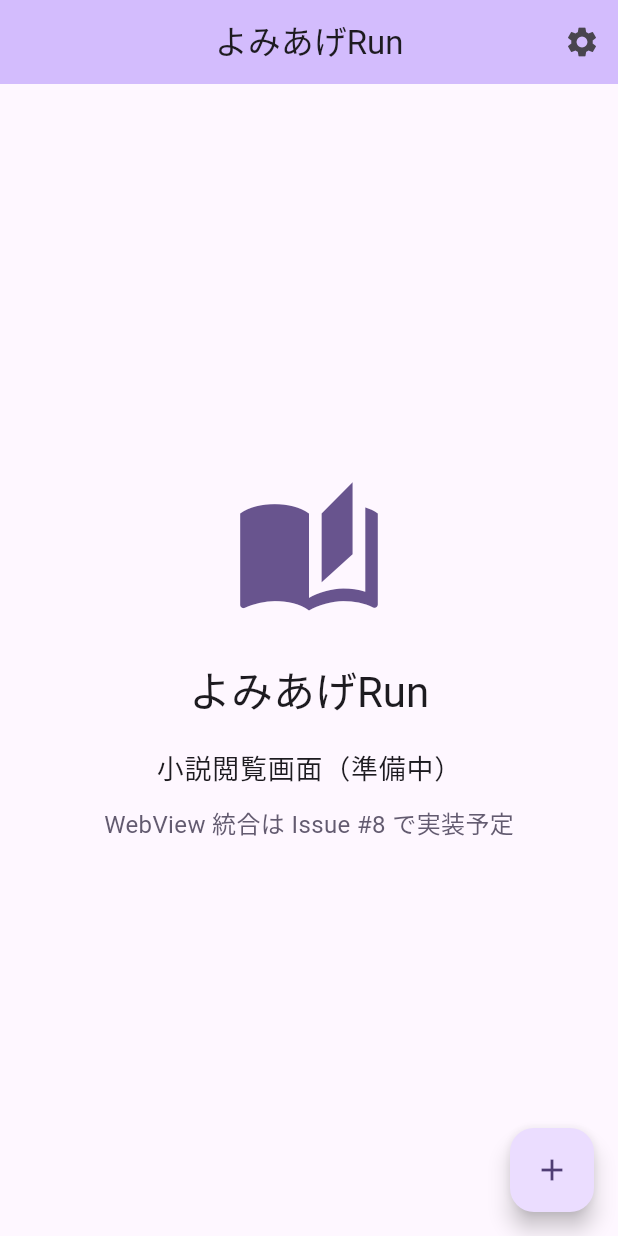
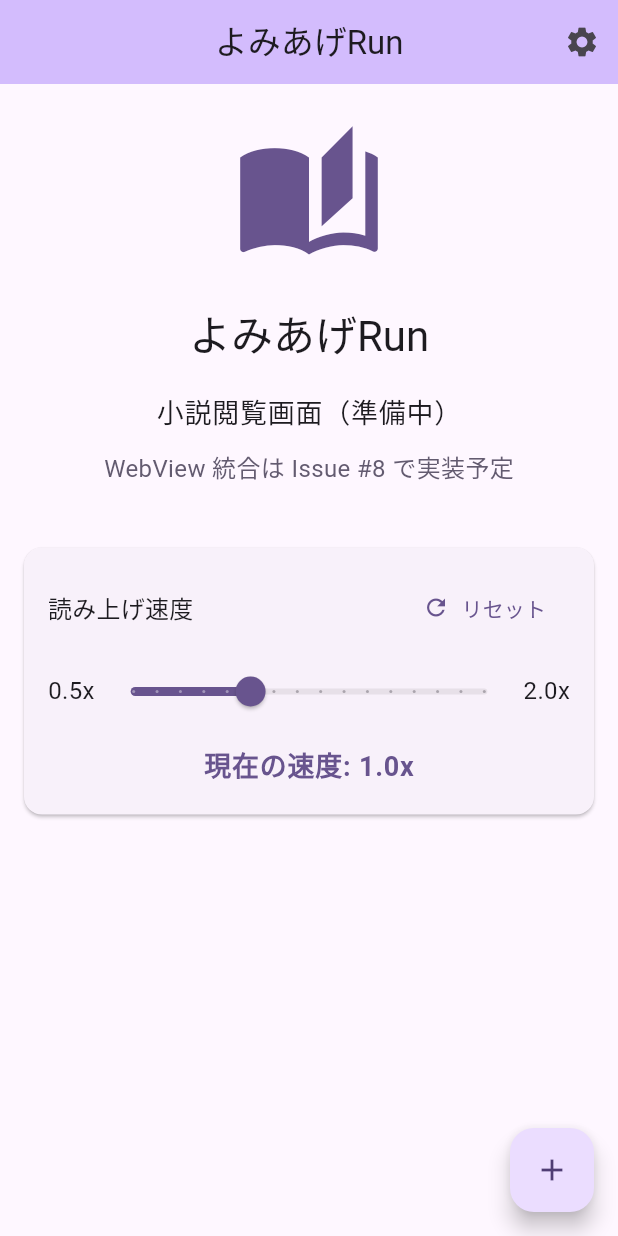
Before and after one commit to claude-desktop-aoisakanana-001/flutter_web_view, a Flutter app: the screen it shows after launch, on a phone screen of 412 x 824 dp. Run offline on Flutter 3.47's test engine with Material 3 defaults, Android fonts, the phone set to English and light mode, and no system bars; our stand-ins replace flutter_riverpod, flutter_tts, freezed_annotation, riverpod_annotation, webview_flutter; generated files the repository leaves out were written again.

Commit message:
feat(tts): Implement speed settings UI (Issue #6)
読み上げ速度を調整する UI を実装しました。

## 実装内容

### SpeedSettingsNotifier (lib/features/tts/presentation/speed_settings_notifier.dart)
- Riverpod StateNotifier で速度設定の状態を管理
- TtsService と連携して速度を反映
- メソッド:
  - setSpeed(double speed): 速度設定（0.5〜2.0）
  - resetSpeed(): 速度を 1.0 にリセット

### SpeedSettings Widget (lib/features/tts/presentation/speed_settings.dart)
- Slider を使用した速度調整 UI
- 0.5倍速 〜 2.0倍速（0.1刻み、15段階）
- 現在の速度をリアルタイム表示
- リセットボタン付き
- Card レイアウトで見やすく配置

### NovelReaderScreen 統合
- SpeedSettings を NovelReaderScreen に追加
- SingleChildScrollView でスクロール可能に
- プレースホルダーコンテンツの下に配置

### ウィジェットテスト (test/features/tts/presentation/speed_settings_test.dart)
- 初期表示テスト
- Slider の存在と設定値の確認
- リセットボタンの表示確認
- Card レイアウトの確認
- カスタム初期値のテスト

## 特徴

- リアルタイム速度調整（Slider を動かすと即座に反映）
- わかりやすい UI（現在の速度を大きく表示）
- ワンタッチリセット機能
- Riverpod による型安全な状態管理

Related: Issue #6

```diff
--- a/lib/features/novel_reader/presentation/novel_reader_screen.dart
+++ b/lib/features/novel_reader/presentation/novel_reader_screen.dart
@@ -1,4 +1,5 @@
 import 'package:flutter/material.dart';
+import 'package:yomiagerun_app/features/tts/presentation/speed_settings.dart';
 
 /// 小説閲覧画面
 ///
@@ -28,9 +29,13 @@ class _NovelReaderScreenState extends State<NovelReaderScreen> {
           ),
         ],
       ),
-      body: Center(
+      body: SingleChildScrollView(
         child: Column(
-          mainAxisAlignment: MainAxisAlignment.center,
+          children: [
+            // プレースホルダーコンテンツ
+            Padding(
+              padding: const EdgeInsets.all(24.0),
+              child: Column(
                 children: [
                   Icon(
                     Icons.auto_stories,
@@ -57,6 +62,12 @@ class _NovelReaderScreenState extends State<NovelReaderScreen> {
                 ],
               ),
             ),
+
+            // 読み上げ速度設定
+            const SpeedSettings(),
+          ],
+        ),
+      ),
       floatingActionButton: FloatingActionButton(
         onPressed: () {
           // TODO: Issue #5 で URL 入力ダイアログを実装
--- /dev/null
+++ b/lib/features/tts/presentation/speed_settings.dart
@@ -0,0 +1,78 @@
+import 'package:flutter/material.dart';
+import 'package:flutter_riverpod/flutter_riverpod.dart';
+import 'package:yomiagerun_app/features/tts/presentation/speed_settings_notifier.dart';
+
+/// 読み上げ速度設定ウィジェット
+///
+/// Slider を使用して読み上げ速度を調整します。
+/// 0.5倍速 〜 2.0倍速の範囲で設定可能。
+class SpeedSettings extends ConsumerWidget {
+  const SpeedSettings({super.key});
+
+  @override
+  Widget build(BuildContext context, WidgetRef ref) {
+    final speed = ref.watch(speedSettingsNotifierProvider);
+
+    return Card(
+      margin: const EdgeInsets.all(16),
+      child: Padding(
+        padding: const EdgeInsets.all(16),
+        child: Column(
+          crossAxisAlignment: CrossAxisAlignment.start,
+          mainAxisSize: MainAxisSize.min,
+          children: [
+            Row(
+              mainAxisAlignment: MainAxisAlignment.spaceBetween,
+              children: [
+                Text(
+                  '読み上げ速度',
+                  style: Theme.of(context).textTheme.titleMedium,
+                ),
+                TextButton.icon(
+                  onPressed: () {
+                    ref
+                        .read(speedSettingsNotifierProvider.notifier)
+                        .resetSpeed();
+                  },
+                  icon: const Icon(Icons.refresh, size: 18),
+                  label: const Text('リセット'),
+                ),
+              ],
+            ),
+            const SizedBox(height: 8),
+            Row(
+              children: [
+                const Text('0.5x'),
+                Expanded(
+                  child: Slider(
+                    value: speed,
+                    min: 0.5,
+                    max: 2.0,
+                    divisions: 15, // 0.1刻み
+                    label: '${speed.toStringAsFixed(1)}x',
+                    onChanged: (value) {
+                      ref
+                          .read(speedSettingsNotifierProvider.notifier)
+                          .setSpeed(value);
+                    },
+                  ),
+                ),
+                const Text('2.0x'),
+              ],
+            ),
+            const SizedBox(height: 8),
+            Center(
+              child: Text(
+                '現在の速度: ${speed.toStringAsFixed(1)}x',
+                style: Theme.of(context).textTheme.bodyLarge?.copyWith(
+                      fontWeight: FontWeight.bold,
+                      color: Theme.of(context).colorScheme.primary,
+                    ),
+              ),
+            ),
+          ],
+        ),
+      ),
+    );
+  }
+}
```
Also changed, not shown: lib/features/tts/presentation/speed_settings_notifier.dart (added, +40 -0 lines), 1 other file. Lines whose indentation alone changed are shown as unchanged.
